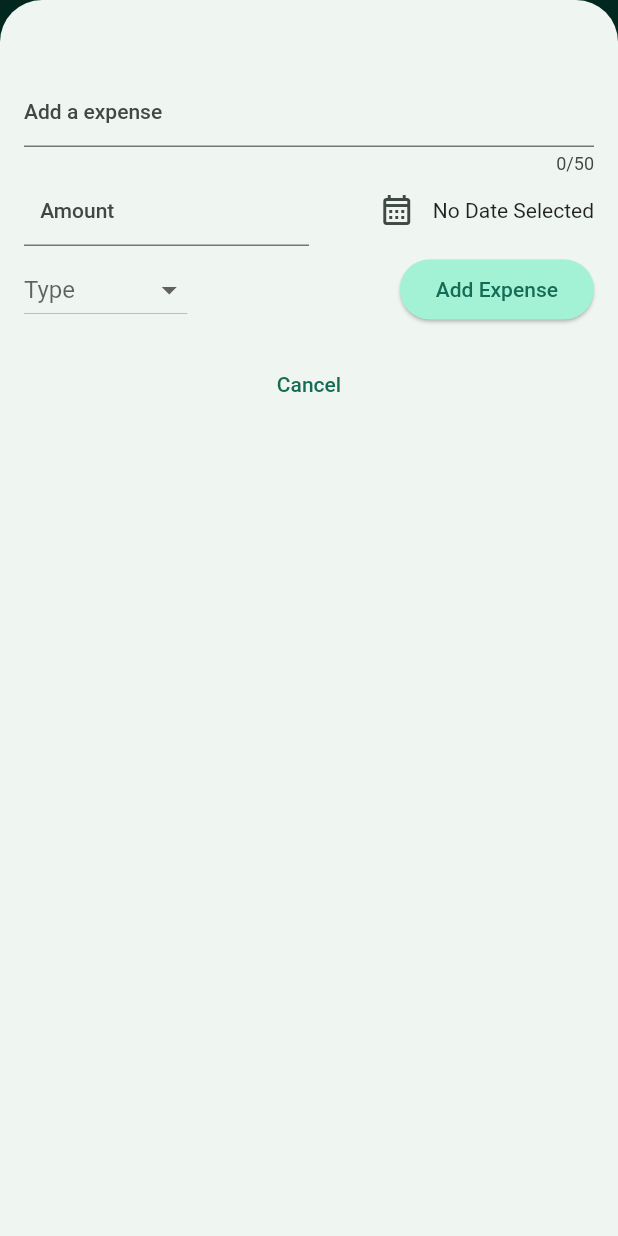
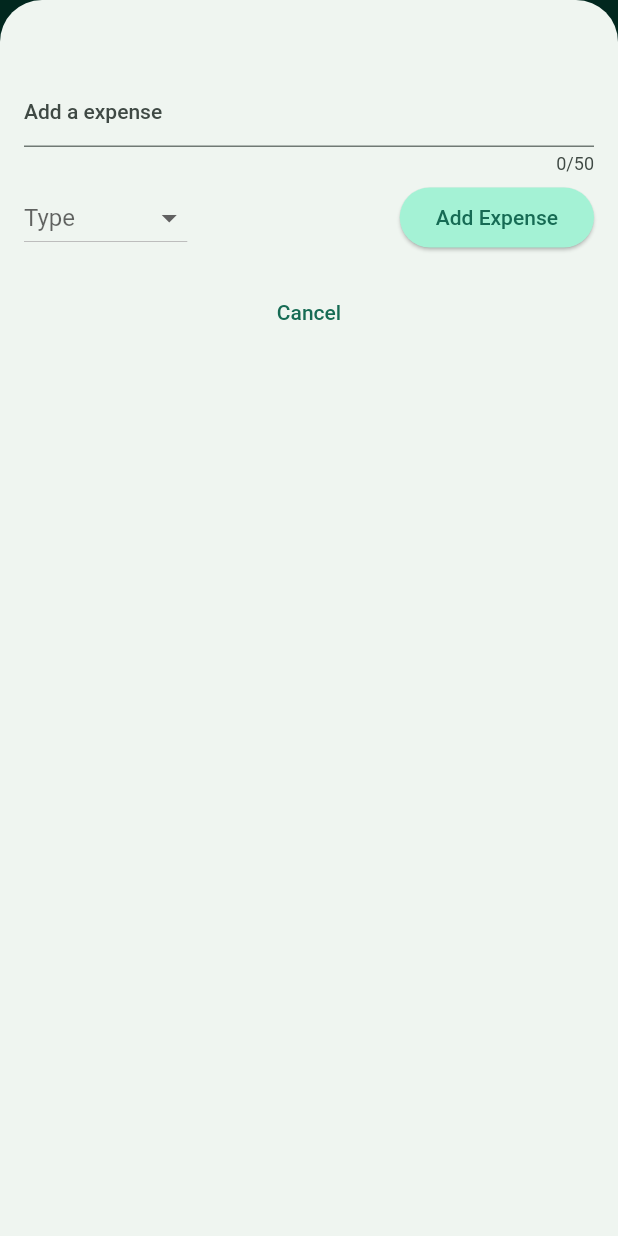
Before and after one commit to adityawalture/flutter_Expense_tracking_app, a Flutter app: the screen it shows after launch, after a tap on the "add" icon, on a phone screen of 412 x 824 dp. Run offline on Flutter 3.47's test engine with Material 2 defaults, Android fonts, the phone set to English and light mode, and no system bars.

Commit message:
ui updated

```diff
--- a/lib/components/addExpenseBottomSheet.dart
+++ b/lib/components/addExpenseBottomSheet.dart
@@ -1,5 +1,6 @@
 import 'package:expense_tracker/components/expense.dart';
 import 'package:flutter/material.dart';
+import 'package:flutter/rendering.dart';
 
 class NewExpenses extends StatefulWidget {
   const NewExpenses({super.key, required this.onAddExpense});
@@ -81,6 +82,15 @@ class _NewExpensesState extends State<NewExpenses> {
   @override
   Widget build(BuildContext context) {
     final landScapeKeyboard = MediaQuery.of(context).viewInsets.bottom;
+    return LayoutBuilder(builder: (ctx, constraints) {
+      //it configures ui according to the screen layout
+
+      // print(constraints.minWidth);
+      // print(constraints.maxWidth);
+      // print(constraints.minHeight);
+      // print(constraints.maxHeight);
+      final width = constraints.maxWidth;
+
       return SizedBox(
         height: double.infinity,
         child: SingleChildScrollView(
@@ -88,6 +98,33 @@ class _NewExpensesState extends State<NewExpenses> {
             padding: EdgeInsets.fromLTRB(16, 50, 16, landScapeKeyboard + 16),
             child: Column(
               children: [
+                if (width >= 600)
+                  Row(
+                    crossAxisAlignment: CrossAxisAlignment.start,
+                    children: [
+                      Expanded(
+                        child: TextField(
+                          controller: _inputText,
+                          maxLength: 50,
+                          decoration: const InputDecoration(
+                            hintText: "Add a expense",
+                          ),
+                        ),
+                      ),
+                      const SizedBox(width: 24),
+                      Expanded(
+                        child: TextField(
+                          keyboardType: TextInputType.number,
+                          controller: _inputAmount,
+                          decoration: const InputDecoration(
+                            prefixText: "₹ ",
+                            hintText: "Amount",
+                          ),
+                        ),
+                      ),
+                    ],
+                  )
+                else
                   TextField(
                     controller: _inputText,
                     maxLength: 50,
@@ -95,6 +132,7 @@ class _NewExpensesState extends State<NewExpenses> {
                       hintText: "Add a expense",
                     ),
                   ),
+                if(width >= 600)
                 Row(
                   children: [
                     Expanded(
@@ -179,5 +217,6 @@ class _NewExpensesState extends State<NewExpenses> {
           ),
         ),
       );
+    });
   }
 }
```
Lines whose indentation alone changed are shown as unchanged.
